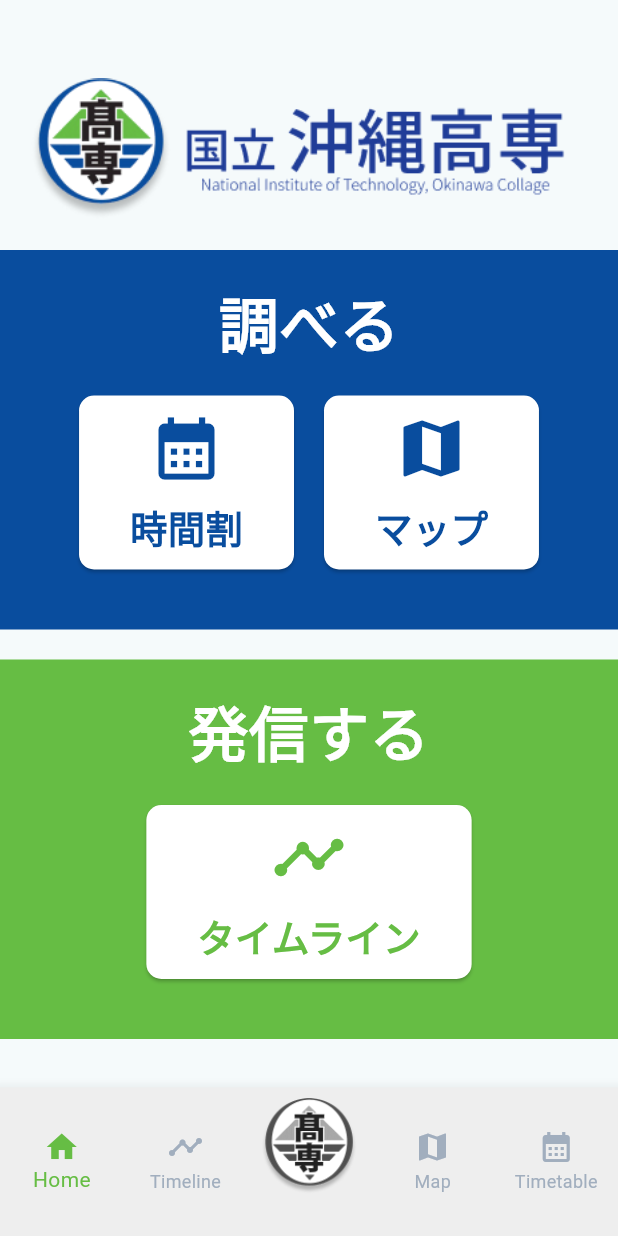
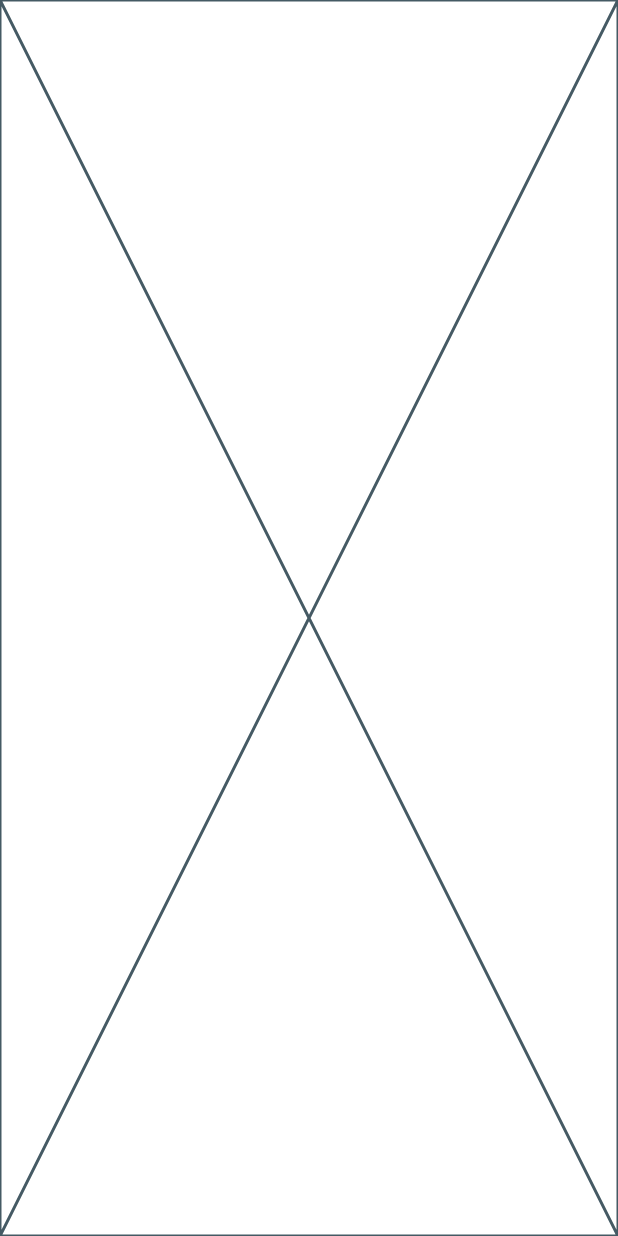
Before and after one commit to raisu3141/yambaru-hackathon, a Flutter app: the screen it shows after launch, after a tap on "時間割", on a phone screen of 412 x 824 dp. Run offline on Flutter 3.47's test engine with Material 3 defaults, Android fonts, the phone set to English and light mode, and no system bars; our stand-ins replace firebase_core; accounts and stored records are empty.

Commit message:
Create Timetablepage file and implement navigation from Home page

```diff
--- a/lib/pages/home_page.dart
+++ b/lib/pages/home_page.dart
@@ -1,4 +1,5 @@
 import 'package:flutter/material.dart';
+import 'package:mic_factory/pages/timetable_page.dart';
 
 class HomePage extends StatelessWidget {
   @override
@@ -11,7 +12,7 @@
             Column(
               children: [
                 const Padding(
-                  padding: const EdgeInsets.all(20.0),
+                  padding: EdgeInsets.all(20.0),
                   child: Image(
                       image: AssetImage('assets/images/nitokc_main_logo.png')),
                 ),
@@ -68,7 +69,12 @@
                                     ],
                                   ),
                                 ),
-                                onPressed: () {},
+                                onPressed: () { //タップしたら時間割画面に遷移
+                                  Navigator.push(
+                                    context,
+                                    MaterialPageRoute(builder: (context) => Timetable() ),
+                                  );
+                                },
                               ),
                               const SizedBox(
                                 width: 20,
--- /dev/null
+++ b/lib/pages/timetable_page.dart
@@ -0,0 +1,15 @@
+import 'package:flutter/material.dart';
+
+class Timetable extends StatefulWidget {
+  const Timetable({super.key});
+
+  @override
+  State<Timetable> createState() => _MyWidgetState();
+}
+
+class _MyWidgetState extends State<Timetable> {
+  @override
+  Widget build(BuildContext context) {
+    return const Placeholder();
+  }
+}
```
Also changed, not shown: pubspec.lock.
